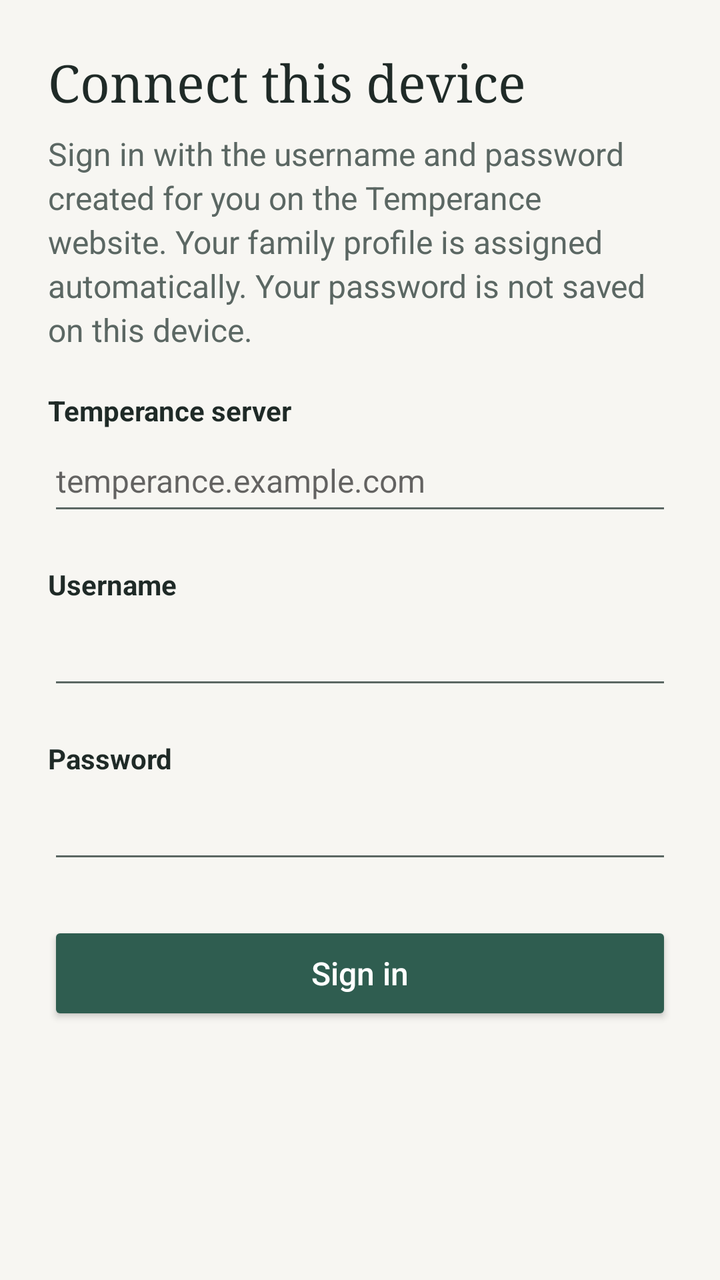
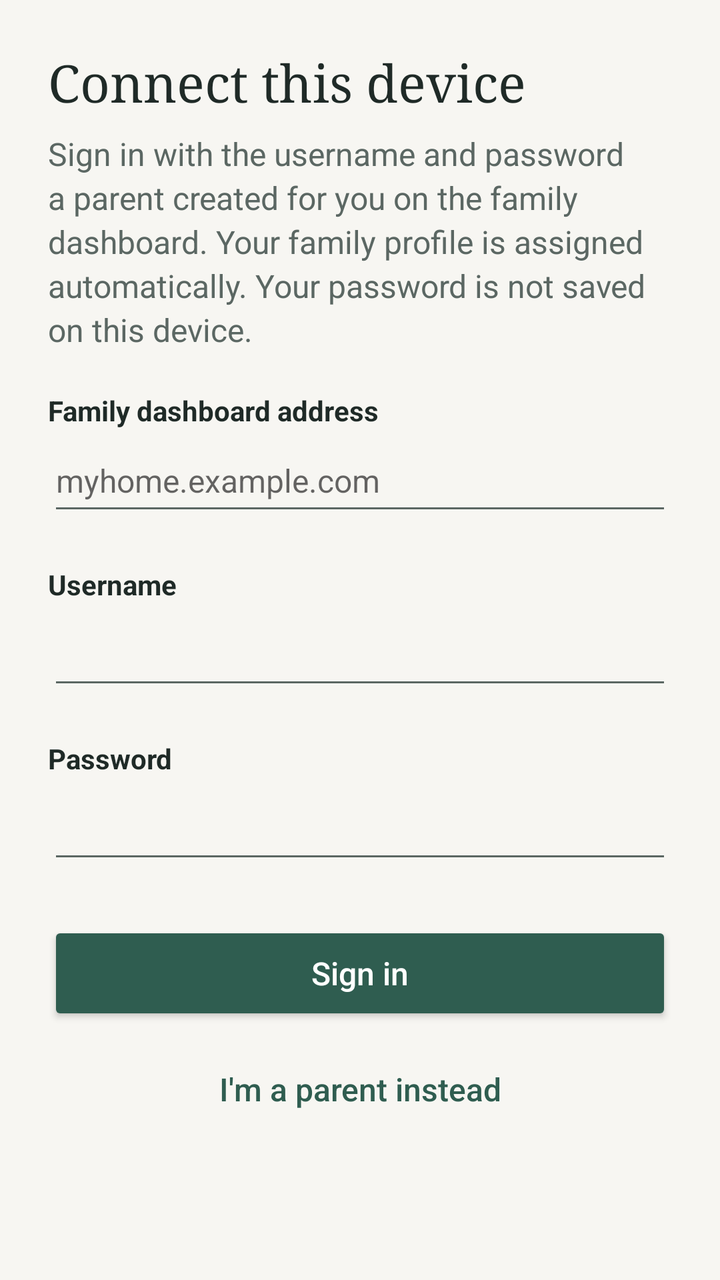

The first picture is an Android layout as it rendered before a commit; the second is the same layout after the commit. The layout source and the unified diff follow.
<!-- AndroidManifest.xml: application theme Theme.Temperance -->
<!-- res/layout/screen_setup.xml -->
<?xml version="1.0" encoding="utf-8"?>
<ScrollView xmlns:android="http://schemas.android.com/apk/res/android"
    android:id="@+id/screen_setup"
    android:layout_width="match_parent"
    android:layout_height="match_parent"
    android:fillViewport="true">

    <LinearLayout style="@style/Screen" android:id="@+id/column">

        <TextView style="@style/Title" android:text="@string/setup_title" android:accessibilityHeading="true" />
        <TextView style="@style/Body" android:text="@string/setup_intro" />

        <TextView style="@style/Label" android:text="@string/server_label" android:labelFor="@+id/server" />
        <EditText
            android:id="@+id/server"
            style="@style/Field"
            android:hint="@string/server_hint"
            android:autofillHints="url"
            android:inputType="textUri"
            android:imeOptions="actionNext|flagNoExtractUi" />

        <TextView style="@style/Label" android:text="@string/username_label" android:labelFor="@+id/username" />
        <EditText
            android:id="@+id/username"
            style="@style/Field"
            android:autofillHints="username"
            android:inputType="textNoSuggestions"
            android:imeOptions="actionNext|flagNoExtractUi" />

        <TextView style="@style/Label" android:text="@string/password_label" android:labelFor="@+id/password" />
        <EditText
            android:id="@+id/password"
            android:saveEnabled="false"
            style="@style/Field"
            android:autofillHints="password"
            android:inputType="textPassword"
            android:imeOptions="actionGo|flagNoExtractUi" />

        <TextView android:id="@+id/error" style="@style/Error" />

        <Button android:id="@+id/sign_in" style="@style/Primary" android:text="@string/sign_in" />
    </LinearLayout>
</ScrollView>
<!-- resources referenced by this layout -->
<resources>
  <string name="password_label">Password</string>
  <string name="server_hint">temperance.example.com</string>
  <string name="server_label">Temperance server</string>
  <string name="setup_intro">Sign in with the username and password created for you on the Temperance website. Your family profile is assigned automatically. Your password is not saved on this device.</string>
  <string name="setup_title">Connect this device</string>
  <string name="sign_in">Sign in</string>
  <string name="username_label">Username</string>
  <style name="Body">
          <item name="android:layout_width">match_parent</item>
          <item name="android:layout_height">wrap_content</item>
          <item name="android:textSize">16sp</item>
          <item name="android:textColor">@color/muted</item>
          <item name="android:lineSpacingMultiplier">1.15</item>
      </style>
  <style name="Error" parent="Body">
          <item name="android:textColor">@color/error</item>
          <item name="android:layout_marginTop">16dp</item>
          <item name="android:visibility">gone</item>
          <item name="android:accessibilityLiveRegion">polite</item>
      </style>
  <style name="Field">
          <item name="android:layout_width">match_parent</item>
          <item name="android:layout_height">wrap_content</item>
          <item name="android:minHeight">48dp</item>
          <item name="android:textSize">16sp</item>
          <item name="android:singleLine">true</item>
      </style>
  <style name="Label">
          <item name="android:layout_width">match_parent</item>
          <item name="android:layout_height">wrap_content</item>
          <item name="android:textSize">14sp</item>
          <item name="android:textStyle">bold</item>
          <item name="android:textColor">@color/ink</item>
          <item name="android:layout_marginTop">20dp</item>
      </style>
  <style name="Screen">
          <item name="android:layout_width">match_parent</item>
          <item name="android:layout_height">wrap_content</item>
          <item name="android:orientation">vertical</item>
          <item name="android:paddingStart">24dp</item>
          <item name="android:paddingEnd">24dp</item>
          <item name="android:paddingTop">24dp</item>
          <item name="android:paddingBottom">32dp</item>
      </style>
  <style name="Title">
          <item name="android:layout_width">match_parent</item>
          <item name="android:layout_height">wrap_content</item>
          <item name="android:textSize">26sp</item>
          <item name="android:textColor">@color/ink</item>
          <item name="android:fontFamily">serif</item>
          <item name="android:layout_marginBottom">8dp</item>
      </style>
  <style name="Theme.Temperance" parent="android:Theme.Material.Light.DarkActionBar">
          <item name="android:colorPrimary">@color/brand</item>
          <item name="android:colorPrimaryDark">@color/brand_dark</item>
          <item name="android:colorAccent">@color/brand</item>
          <item name="android:windowBackground">@color/paper</item>
          <item name="android:textColorPrimary">@color/ink</item>
          <item name="android:textColorSecondary">@color/muted</item>
      </style>
  <color name="muted">#5B6763</color>
  <color name="error">#B3261E</color>
  <color name="ink">#1F2A27</color>
  <color name="brand">#2F5D50</color>
  <color name="brand_dark">#24483E</color>
  <color name="paper">#F7F6F2</color>
  <!-- unchanged entries left out for length: 1 -->
</resources>

<!-- the commit's change to res/layout/screen_setup.xml (unified diff, before → after) -->
@@ -39,5 +39,6 @@
         <TextView android:id="@+id/error" style="@style/Error" />
 
         <Button android:id="@+id/sign_in" style="@style/Primary" android:text="@string/sign_in" />
+        <Button android:id="@+id/parent_instead" style="@style/Secondary" android:text="@string/parent_instead" />
     </LinearLayout>
 </ScrollView>
<!-- resource entries referenced after the edit -->
@@ -1,9 +1,10 @@
 <!-- resources referenced by this layout -->
 <resources>
+  <string name="parent_instead">I\'m a parent instead</string>
   <string name="password_label">Password</string>
-  <string name="server_hint">temperance.example.com</string>
-  <string name="server_label">Temperance server</string>
-  <string name="setup_intro">Sign in with the username and password created for you on the Temperance website. Your family profile is assigned automatically. Your password is not saved on this device.</string>
+  <string name="server_hint">myhome.example.com</string>
+  <string name="server_label">Family dashboard address</string>
+  <string name="setup_intro">Sign in with the username and password a parent created for you on the family dashboard. Your family profile is assigned automatically. Your password is not saved on this device.</string>
   <string name="setup_title">Connect this device</string>
   <string name="sign_in">Sign in</string>
   <string name="username_label">Username</string>
@@ -44,6 +45,14 @@
           <item name="android:paddingTop">24dp</item>
           <item name="android:paddingBottom">32dp</item>
       </style>
+  <style name="Secondary" parent="android:Widget.Material.Button.Borderless.Colored">
+          <item name="android:layout_width">match_parent</item>
+          <item name="android:layout_height">wrap_content</item>
+          <item name="android:minHeight">48dp</item>
+          <item name="android:layout_marginTop">8dp</item>
+          <item name="android:textSize">16sp</item>
+          <item name="android:textAllCaps">false</item>
+      </style>
   <style name="Title">
           <item name="android:layout_width">match_parent</item>
           <item name="android:layout_height">wrap_content</item>
